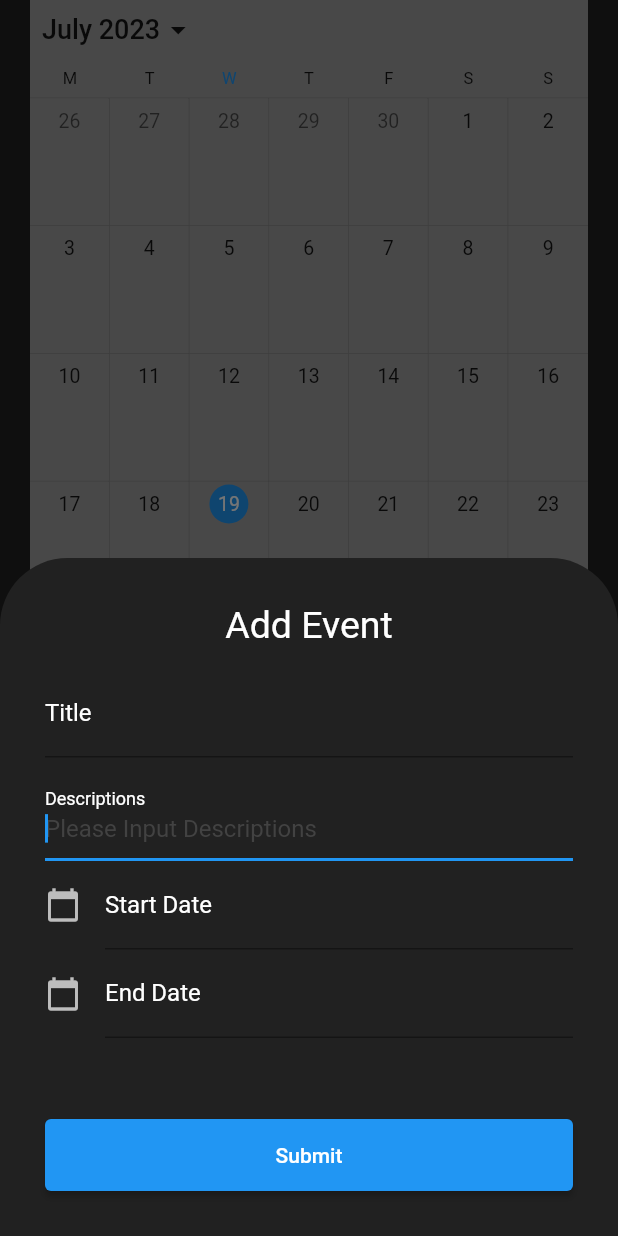
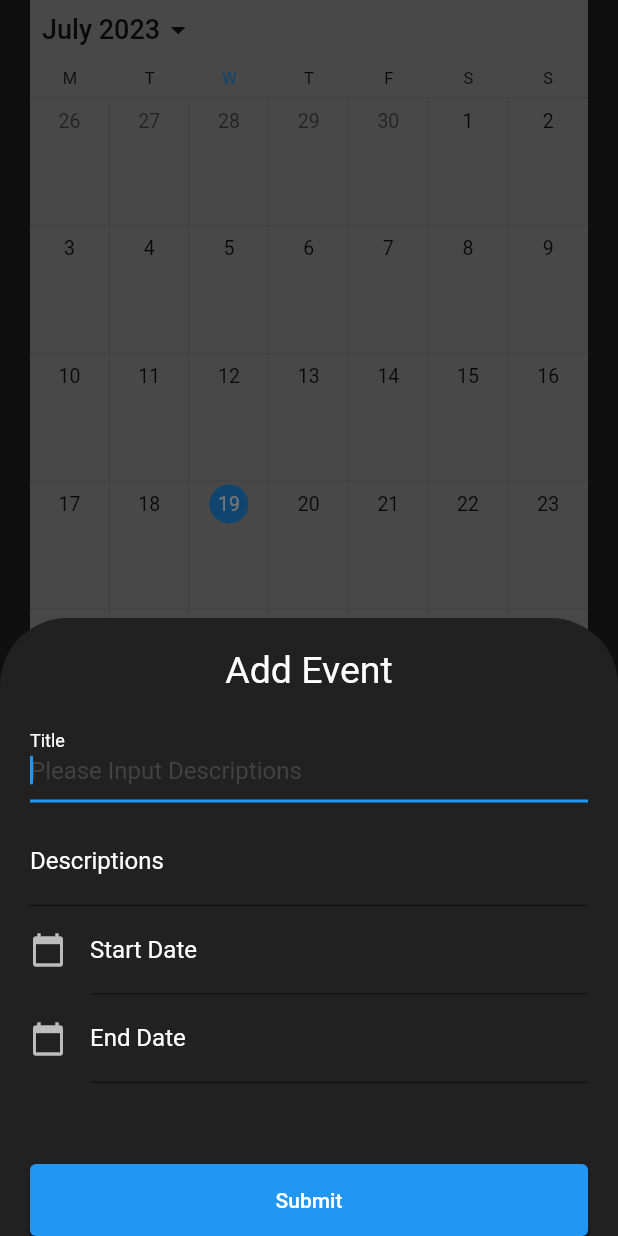
Before and after one commit to matthew99617/funds_management, a Flutter app: the CalendarScreen screen opened by its route, after a tap on "Add Event", on a phone screen of 412 x 824 dp. Run offline on Flutter 3.47's test engine with Material 2 defaults, Android fonts, the phone set to English and light mode, and no system bars; drawn by our look-alikes of syncfusion_flutter_calendar; our stand-ins replace auto_route, bloc, cloud_firestore, connectivity_plus, firebase_core, flutter_bloc and 2 more; accounts and stored records are empty.

Commit message:
bug fixed on bottomSheet and softkeyboard

```diff
--- a/lib/presentation/screen/calendar/calendar_screen.dart
+++ b/lib/presentation/screen/calendar/calendar_screen.dart
@@ -65,6 +65,7 @@ class _CalendarScreenState extends State<CalendarScreen> {
   @override
   Widget build(BuildContext context) {
     return Scaffold(
+      resizeToAvoidBottomInset: false,
       body: content(),
       floatingActionButton: FloatingActionButton.extended(
         onPressed: () => {
--- a/lib/presentation/screen/calendar/component/calendar_bottom_sheet.dart
+++ b/lib/presentation/screen/calendar/component/calendar_bottom_sheet.dart
@@ -83,8 +83,15 @@ class _CalendarBottomSheetState extends State<CalendarBottomSheet> {
   Widget build(BuildContext context) {
     return Wrap(
       children: <Widget>[
-        Container(
-          padding: EdgeInsets.all(30),
+        SafeArea(
+            child: Container(
+              padding: EdgeInsets.only(
+                top: 20,
+                right: 20,
+                left: 20,
+                bottom: MediaQuery.of(context).viewInsets.bottom,
+
+              ),
               child: Form(
                 key: _formKey,
                 child: Column(
@@ -94,6 +101,7 @@ class _CalendarBottomSheetState extends State<CalendarBottomSheet> {
                         : Text('Edit Event', style: TextStyle( fontSize: 25.0),),
                     SizedBox(height: 15.0),
                     TextFormField(
+                      autofocus: true,
                       controller: myControllerTitle,
                       decoration: InputDecoration(
                         labelText: 'Title',
@@ -105,7 +113,6 @@ class _CalendarBottomSheetState extends State<CalendarBottomSheet> {
                     ),
                     SizedBox(height: 10,),
                     TextFormField(
-                  autofocus: true,
                       controller: myControllerDescription,
                       decoration: InputDecoration(
                         labelStyle: TextStyle(
@@ -287,6 +294,7 @@ class _CalendarBottomSheetState extends State<CalendarBottomSheet> {
                 ),
               ),
             ),
+        )
       ],
     );
   }
```
Also changed, not shown: 1 other file. Lines whose indentation alone changed are shown as unchanged.
